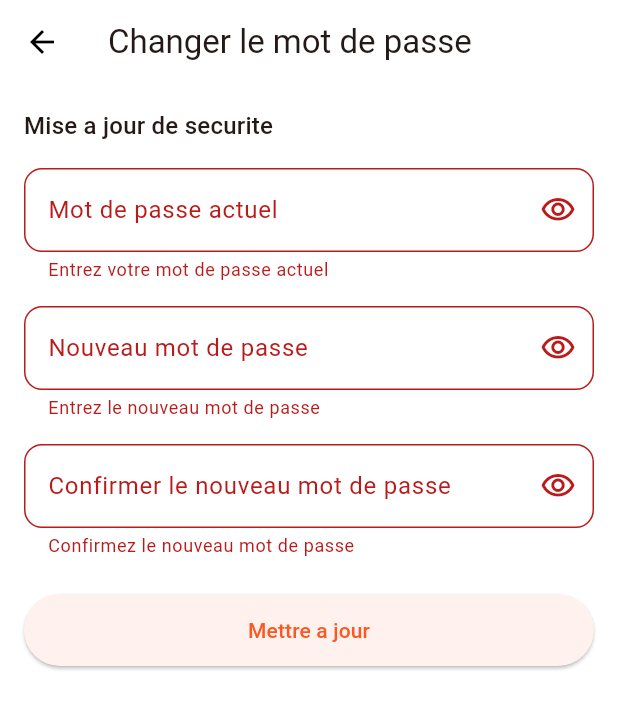
After one commit to villeg300/smart_shop, a Flutter app: the AccountChangePasswordScreen screen opened directly, after a tap on "Mettre a jour", on a phone screen of 412 x 824 dp. The commit adds this screen. Shown: the top 709 px of the screen. Run offline on Flutter 3.47's test engine with Material 3 defaults, Android fonts, the phone set to English and light mode, and no system bars; our stand-ins replace get, get_storage, google_fonts, share_plus; accounts and stored records are empty; network calls fail.

Commit message:
feat: add account pages and fix order parsing

```diff
--- /dev/null
+++ b/lib/view/account_change_password_screen.dart
@@ -0,0 +1,198 @@
+import 'package:flutter/material.dart';
+import 'package:get/get.dart';
+import 'package:smart_shop/controllers/auth_controller.dart';
+import 'package:smart_shop/utils/app_responsive.dart';
+
+class AccountChangePasswordScreen extends StatefulWidget {
+  const AccountChangePasswordScreen({super.key});
+
+  @override
+  State<AccountChangePasswordScreen> createState() =>
+      _AccountChangePasswordScreenState();
+}
+
+class _AccountChangePasswordScreenState
+    extends State<AccountChangePasswordScreen> {
+  final _formKey = GlobalKey<FormState>();
+  final _currentPasswordController = TextEditingController();
+  final _newPasswordController = TextEditingController();
+  final _confirmPasswordController = TextEditingController();
+  final _authController = Get.find<AuthController>();
+
+  bool _hideCurrent = true;
+  bool _hideNew = true;
+  bool _hideConfirm = true;
+
+  @override
+  void dispose() {
+    _currentPasswordController.dispose();
+    _newPasswordController.dispose();
+    _confirmPasswordController.dispose();
+    super.dispose();
+  }
+
+  Future<void> _submit() async {
+    if (!_formKey.currentState!.validate()) {
+      return;
+    }
+
+    final success = await _authController.changePassword(
+      currentPassword: _currentPasswordController.text.trim(),
+      newPassword: _newPasswordController.text.trim(),
+    );
+
+    if (!success || !mounted) {
+      return;
+    }
+
+    _currentPasswordController.clear();
+    _newPasswordController.clear();
+    _confirmPasswordController.clear();
+    Get.back();
+  }
+
+  @override
+  Widget build(BuildContext context) {
+    final padding = AppResponsive.pagePadding(context);
+    final spacing = AppResponsive.sectionSpacing(context);
+
+    return Scaffold(
+      appBar: AppBar(title: const Text('Changer le mot de passe')),
+      body: SafeArea(
+        child: Align(
+          alignment: Alignment.topCenter,
+          child: ConstrainedBox(
+            constraints: BoxConstraints(
+              maxWidth: AppResponsive.contentMaxWidth(context),
+            ),
+            child: SingleChildScrollView(
+              padding: padding,
+              child: Form(
+                key: _formKey,
+                child: Column(
+                  crossAxisAlignment: CrossAxisAlignment.start,
+                  children: [
+                    Text(
+                      'Mise a jour de securite',
+                      style: Theme.of(context).textTheme.titleMedium,
+                    ),
+                    SizedBox(height: spacing),
+                    TextFormField(
+                      controller: _currentPasswordController,
+                      obscureText: _hideCurrent,
+                      decoration: InputDecoration(
+                        labelText: 'Mot de passe actuel',
+                        border: OutlineInputBorder(
+                          borderRadius: BorderRadius.circular(12),
+                        ),
+                        suffixIcon: IconButton(
+                          onPressed: () {
+                            setState(() {
+                              _hideCurrent = !_hideCurrent;
+                            });
+                          },
+                          icon: Icon(
+                            _hideCurrent
+                                ? Icons.visibility_outlined
+                                : Icons.visibility_off_outlined,
+                          ),
+                        ),
+                      ),
+                      validator: (value) {
+                        if (value == null || value.trim().isEmpty) {
+                          return 'Entrez votre mot de passe actuel';
+                        }
+                        return null;
+                      },
+                    ),
+                    SizedBox(height: spacing),
+                    TextFormField(
+                      controller: _newPasswordController,
+                      obscureText: _hideNew,
+                      decoration: InputDecoration(
+                        labelText: 'Nouveau mot de passe',
+                        border: OutlineInputBorder(
+                          borderRadius: BorderRadius.circular(12),
+                        ),
+                        suffixIcon: IconButton(
+                          onPressed: () {
+                            setState(() {
+                              _hideNew = !_hideNew;
+                            });
+                          },
+                          icon: Icon(
+                            _hideNew
+                                ? Icons.visibility_outlined
+                                : Icons.visibility_off_outlined,
+                          ),
+                        ),
+                      ),
+                      validator: (value) {
+                        if (value == null || value.trim().isEmpty) {
+                          return 'Entrez le nouveau mot de passe';
+                        }
+                        if (value.trim().length < 8) {
+                          return 'Le mot de passe doit contenir au moins 8 caracteres';
+                        }
+                        return null;
+                      },
+                    ),
+                    SizedBox(height: spacing),
+                    TextFormField(
+                      controller: _confirmPasswordController,
+                      obscureText: _hideConfirm,
+                      decoration: InputDecoration(
+                        labelText: 'Confirmer le nouveau mot de passe',
+                        border: OutlineInputBorder(
+                          borderRadius: BorderRadius.circular(12),
+                        ),
+                        suffixIcon: IconButton(
+                          onPressed: () {
+                            setState(() {
+                              _hideConfirm = !_hideConfirm;
+                            });
+                          },
+                          icon: Icon(
+                            _hideConfirm
+                                ? Icons.visibility_outlined
+                                : Icons.visibility_off_outlined,
+                          ),
+                        ),
+                      ),
+                      validator: (value) {
+                        if (value == null || value.trim().isEmpty) {
+                          return 'Confirmez le nouveau mot de passe';
+                        }
+                        if (value.trim() != _newPasswordController.text.trim()) {
+                          return 'Les mots de passe ne correspondent pas';
+                        }
+                        return null;
+                      },
+                    ),
+                    SizedBox(height: spacing * 1.5),
+                    SizedBox(
+                      width: double.infinity,
+                      child: Obx(() {
+                        return ElevatedButton(
+                          onPressed: _authController.isLoading ? null : _submit,
+                          style: ElevatedButton.styleFrom(
+                            padding: const EdgeInsets.symmetric(vertical: 14),
+                          ),
+                          child: Text(
+                            _authController.isLoading
+                                ? 'Mise a jour...'
+                                : 'Mettre a jour',
+                          ),
+                        );
+                      }),
+                    ),
+                  ],
+                ),
+              ),
+            ),
+          ),
+        ),
+      ),
+    );
+  }
+}
--- a/lib/view/product_detail_screen.dart
+++ b/lib/view/product_detail_screen.dart
@@ -6,6 +6,7 @@ import 'package:smart_shop/models/product.dart';
 import 'package:smart_shop/models/variant.dart';
 import 'package:smart_shop/utils/app_responsive.dart';
 import 'package:smart_shop/utils/app_textstyles.dart';
+import 'package:smart_shop/view/cart_screen.dart';
 import 'package:smart_shop/view/widgets/cart_floating_action_button.dart';
 
 class ProductDetailScreen extends StatefulWidget {
@@ -393,7 +394,10 @@ class _ProductDetailScreenState extends State<ProductDetailScreen> {
                 child: ElevatedButton(
                   onPressed: variant == null
                       ? null
-                      : () => storeController.addToCart(variant),
+                      : () {
+                          storeController.addToCart(variant);
+                          Get.to(() => const CartScreen());
+                        },
                   style: ElevatedButton.styleFrom(
                     padding: EdgeInsetsDirectional.symmetric(
                       vertical: screenHeight * 0.02,
```
Also changed, not shown: lib/models/order.dart (+4 -4 lines), lib/view/account_orders_screen.dart (added, +351 -0 lines), lib/view/account_screen.dart (+8 -21 lines), lib/view/account_settings_screen.dart (added, +108 -0 lines).
